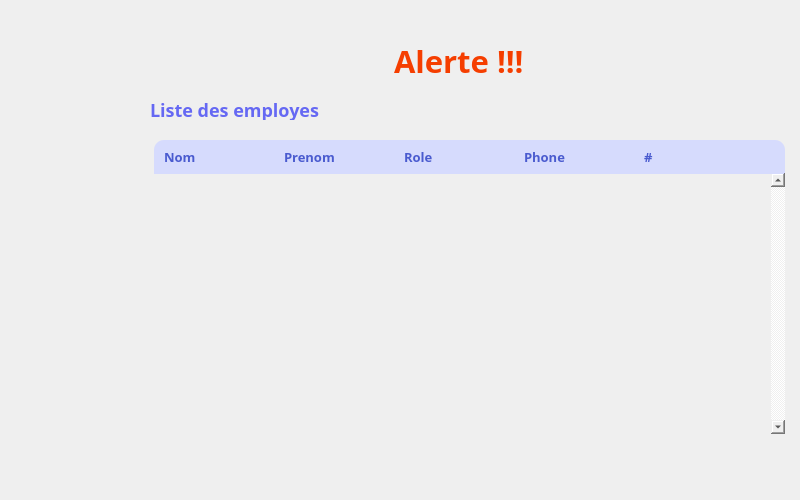
First picture: the form in arduino_client.ui, repository Farah-Torkhani/Smart_Printing_Office_QT, before the edit.
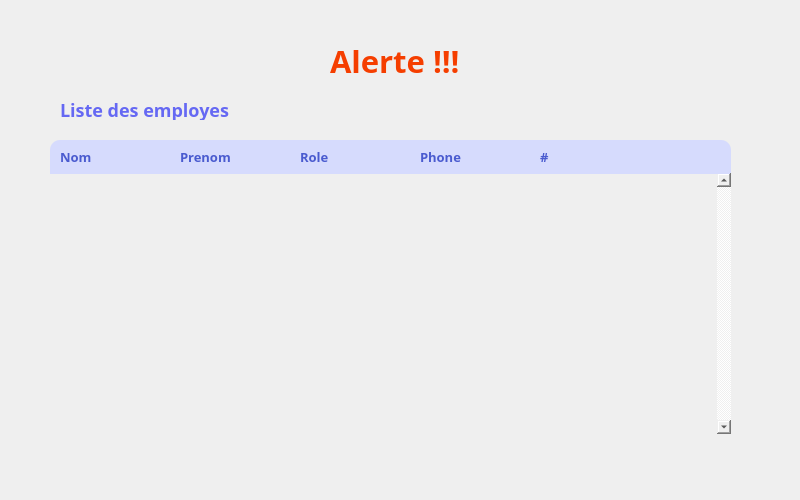
Second picture: the form after the edit. Icons and pictures are not drawn.

```diff
--- a/arduino_client.ui
+++ b/arduino_client.ui
@@ -21,7 +21,7 @@
   <widget class="QLabel" name="label_10">
    <property name="geometry">
     <rect>
-     <x>394</x>
+     <x>290</x>
      <y>140</y>
      <width>121</width>
      <height>34</height>
@@ -47,9 +47,9 @@
   <widget class="QLabel" name="label_18">
    <property name="geometry">
     <rect>
-     <x>634</x>
+     <x>530</x>
      <y>140</y>
-     <width>151</width>
+     <width>201</width>
      <height>34</height>
     </rect>
    </property>
@@ -74,7 +74,7 @@
   <widget class="QLabel" name="label_9">
    <property name="geometry">
     <rect>
-     <x>274</x>
+     <x>170</x>
      <y>140</y>
      <width>121</width>
      <height>34</height>
@@ -100,7 +100,7 @@
   <widget class="QLabel" name="label_12">
    <property name="geometry">
     <rect>
-     <x>514</x>
+     <x>410</x>
      <y>140</y>
      <width>121</width>
      <height>34</height>
@@ -126,7 +126,7 @@
   <widget class="QLabel" name="label">
    <property name="geometry">
     <rect>
-     <x>394</x>
+     <x>330</x>
      <y>40</y>
      <width>141</width>
      <height>41</height>
@@ -155,7 +155,7 @@
   <widget class="QLabel" name="label_8">
    <property name="geometry">
     <rect>
-     <x>154</x>
+     <x>50</x>
      <y>140</y>
      <width>121</width>
      <height>34</height>
@@ -182,9 +182,9 @@
   <widget class="QScrollArea" name="scrollArea">
    <property name="geometry">
     <rect>
-     <x>144</x>
+     <x>40</x>
      <y>173</y>
-     <width>641</width>
+     <width>691</width>
      <height>261</height>
     </rect>
    </property>
@@ -202,7 +202,7 @@
      <rect>
       <x>0</x>
       <y>0</y>
-      <width>620</width>
+      <width>674</width>
       <height>261</height>
      </rect>
     </property>
@@ -211,7 +211,7 @@
   <widget class="QLabel" name="label_7">
    <property name="geometry">
     <rect>
-     <x>150</x>
+     <x>60</x>
      <y>100</y>
      <width>211</width>
      <height>20</height>
```
